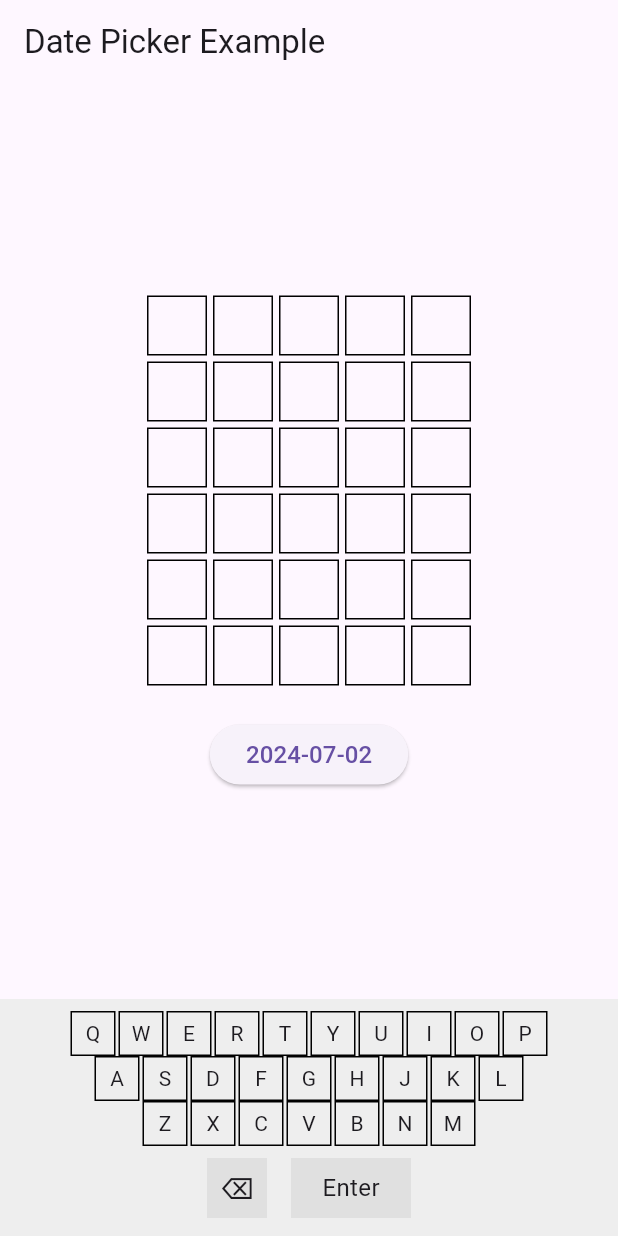
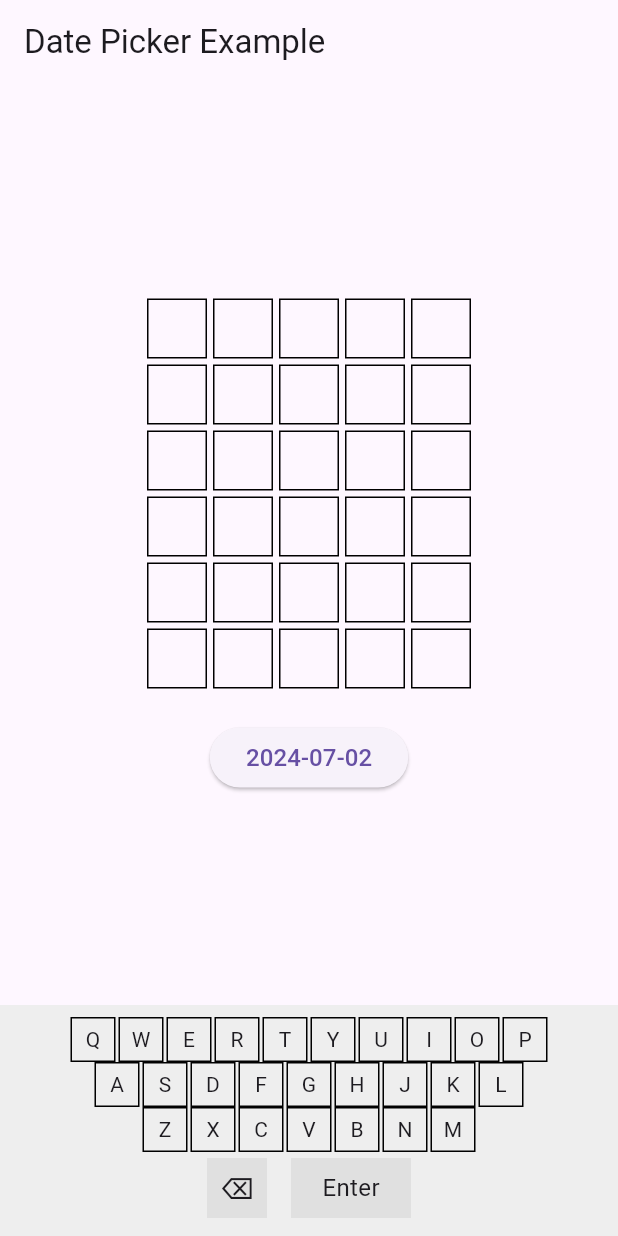
Before and after one commit to deda-72/late_solver, a Flutter app: the screen it shows after launch, after a tap on "Enter", on a phone screen of 412 x 824 dp. Run offline on Flutter 3.47's test engine with Material 3 defaults, Android fonts, the phone set to English and light mode, and no system bars; our stand-ins replace csv; network calls fail.

Commit message:
next compare with answer

```diff
--- a/lib/main.dart
+++ b/lib/main.dart
@@ -62,7 +62,7 @@ class _DatePickerScreenState extends State<DatePickerScreen> {
 
   Future<void> _loadWordList() async {
     final url =
-        'https://raw.githubusercontent.com/deda-72/WORDLE-archive/main/Possible_guesses.txt'; // Replace with your GitHub raw file URL
+        'https://example.com/path/to/wordlist.txt'; // Replace with your GitHub raw file URL
     try {
       final response = await http.get(Uri.parse(url));
       if (response.statusCode == 200) {
@@ -73,7 +73,11 @@ class _DatePickerScreenState extends State<DatePickerScreen> {
               .map((line) =>
                   line.trim().toUpperCase()) // Convert each line to uppercase
               .toList();
-          print('Word ${1 + 1}: ${_wordList[1]}');
+
+          // Print the first 5 words to the debug console
+          for (int i = 0; i < 5 && i < _wordList.length; i++) {
+            print('Word ${i + 1}: ${_wordList[i]}');
+          }
         });
       } else {
         print('Failed to load word list.');
@@ -138,6 +142,9 @@ class _DatePickerScreenState extends State<DatePickerScreen> {
           }
         } else {
           print('Word "$currentRowWord" is not in the list.');
+          ScaffoldMessenger.of(context).showSnackBar(
+            SnackBar(content: Text('Invalid WORD')),
+          );
         }
       }
     });
@@ -285,7 +292,6 @@ class _DatePickerScreenState extends State<DatePickerScreen> {
                     }),
                   ),
                 ),
-                SizedBox(height: 4.0), // Space between letters and buttons
                 Row(
                   mainAxisAlignment: MainAxisAlignment.center,
                   children: [
```
